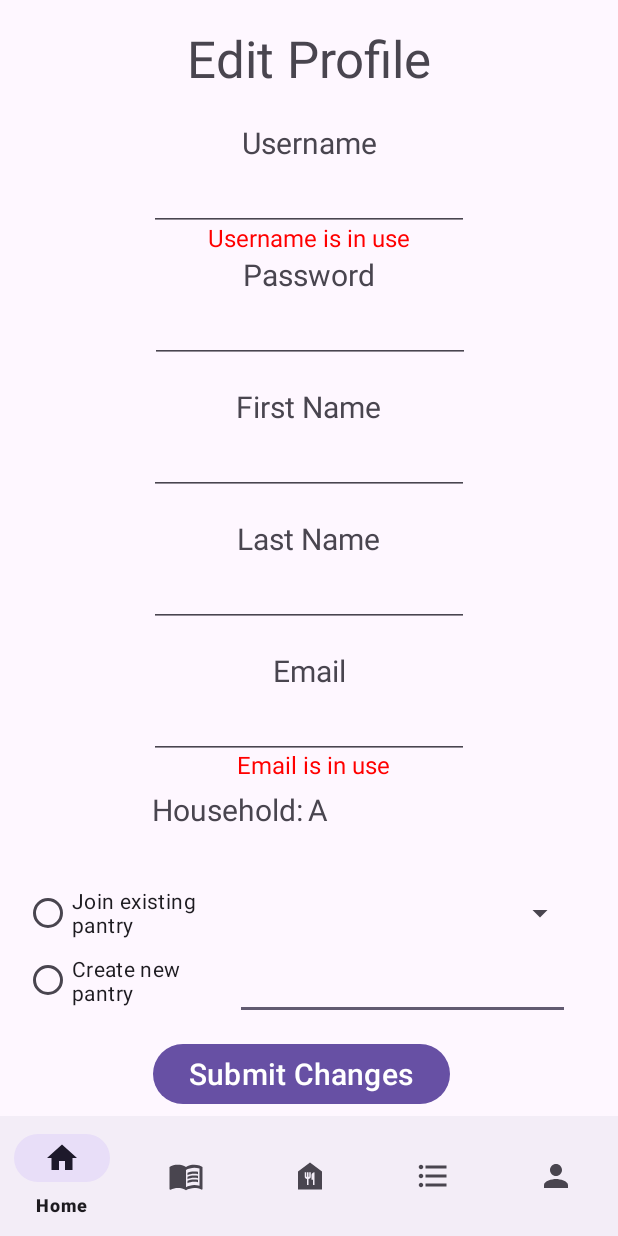
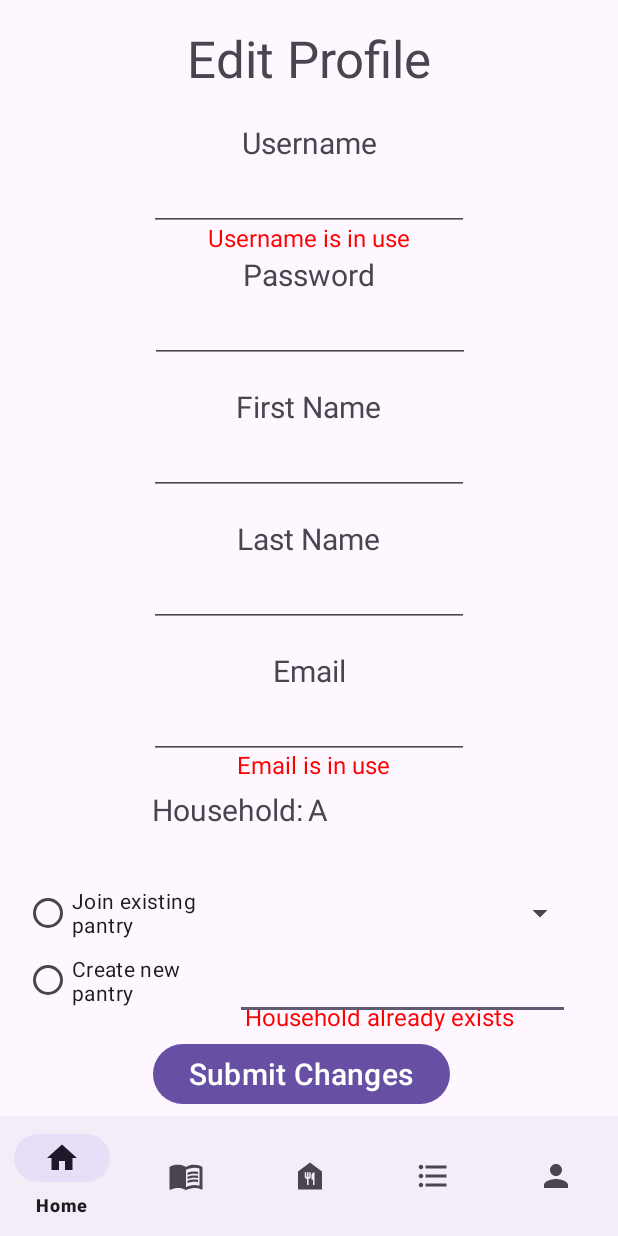
Before and after one commit to TMcBride-MCCC/CIS183_Final, an Android app: the layout activity_edit_profile.xml on its own in the app's theme, with its tools: preview values and no code run, on a phone screen of 412 x 824 dp. Run offline under Robolectric (Android 15) with nearby library versions, the phone set to English and light mode, and no system bars.

Commit message:
EditProfile Error Handling Logic
-Username Error Handling
-Email Error Handling
-HouseName Error Handling

```diff
--- a/app/src/main/java/com/example/cis183_final/MainActivity.java
+++ b/app/src/main/java/com/example/cis183_final/MainActivity.java
@@ -334,11 +334,11 @@ public class MainActivity extends AppCompatActivity
 
     private boolean checkForValidEmail(String email)
     {
-        ArrayList<String> listofEmails = dbHelper.getAllEmails();
+        ArrayList<String> listOfEmails = dbHelper.getAllEmails();
 
-        for (int i =0; i < listofEmails.size(); i++)
+        for (int i =0; i < listOfEmails.size(); i++)
         {
-            if (listofEmails.get(i).equals(email))
+            if (listOfEmails.get(i).equals(email))
             {
                 return false;
             }
--- a/app/src/main/res/layout/activity_edit_profile.xml
+++ b/app/src/main/res/layout/activity_edit_profile.xml
@@ -6,6 +6,19 @@
     android:layout_width="match_parent"
     android:layout_height="match_parent"
     tools:context=".EditProfile">
+
+    <TextView
+        android:id="@+id/tv_v_editProfile_houseError"
+        android:layout_width="wrap_content"
+        android:layout_height="wrap_content"
+        android:layout_marginTop="34dp"
+        android:text="Household already exists"
+        android:textColor="#FF0000"
+        android:textSize="16sp"
+        app:layout_constraintEnd_toEndOf="parent"
+        app:layout_constraintHorizontal_bias="0.701"
+        app:layout_constraintStart_toStartOf="parent"
+        app:layout_constraintTop_toBottomOf="@+id/sp_v_editProfile_households" />
 
     <TextView
         android:id="@+id/tv_v_editProfile_householdName"
```
Also changed, not shown: app/src/main/java/com/example/cis183_final/EditProfile.java (+187 -2 lines).
